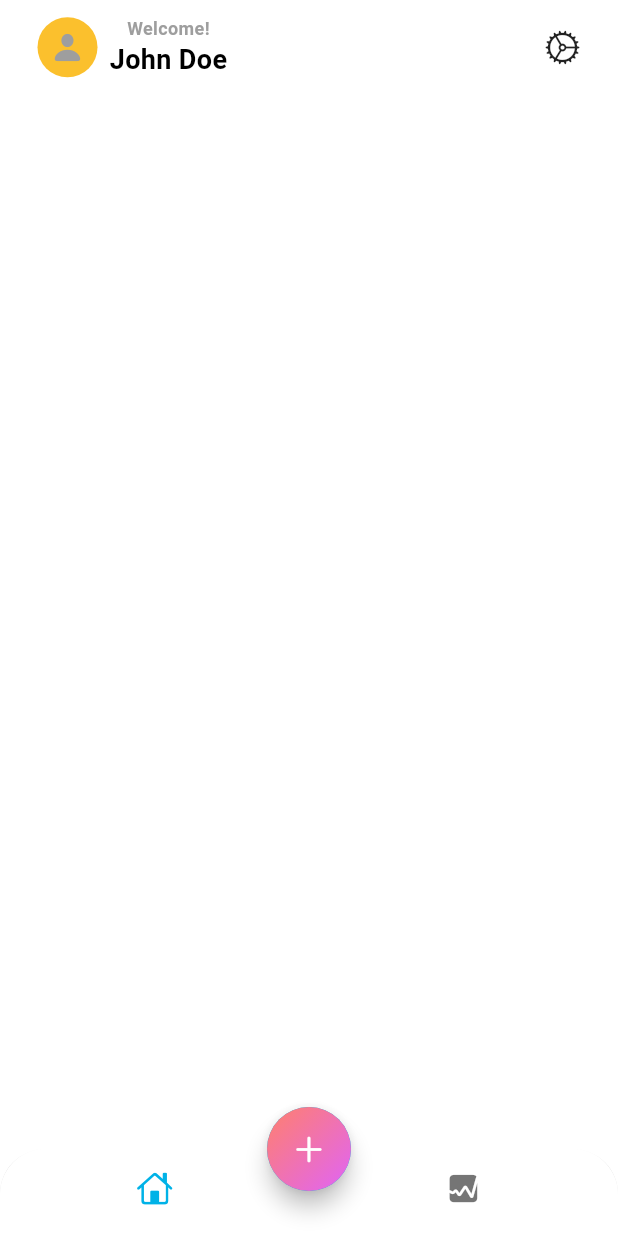
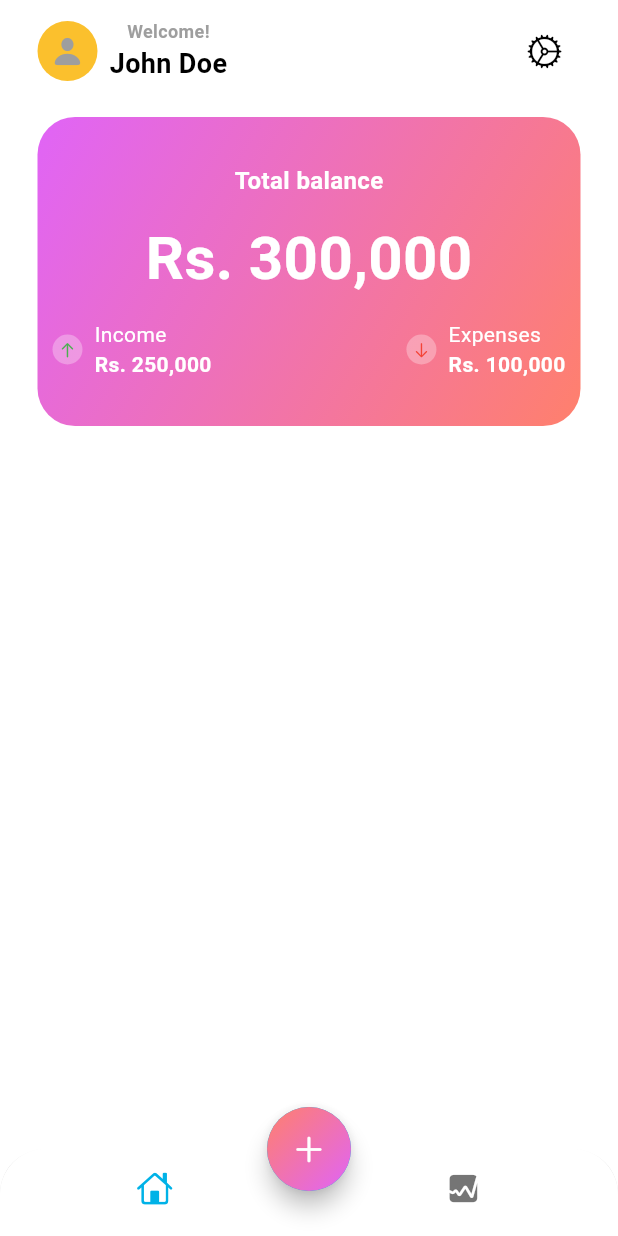
Before and after one commit to VihagaYohan/expense_tracker, a Flutter app: the screen it shows after launch, on a phone screen of 412 x 824 dp. Run offline on Flutter 3.47's test engine with Material 3 defaults, Android fonts, the phone set to English and light mode, and no system bars.

```diff
--- a/lib/screens/home/view/main_screen.dart
+++ b/lib/screens/home/view/main_screen.dart
@@ -51,7 +51,110 @@ class MainScreen extends StatelessWidget {
                   ),
                 ],
               ),
-              const Icon(CupertinoIcons.settings)
+              IconButton(
+                  onPressed: () {}, icon: const Icon(CupertinoIcons.settings))
+            ],
+          ),
+        ),
+        const SizedBox(
+          height: 20,
+        ),
+        Container(
+          padding: const EdgeInsets.symmetric(horizontal: 10, vertical: 12),
+          width: MediaQuery.of(context).size.width,
+          height: MediaQuery.of(context).size.width / 2,
+          decoration: BoxDecoration(
+              borderRadius: BorderRadius.circular(25),
+              gradient: LinearGradient(colors: [
+                Theme.of(context).colorScheme.secondary,
+                Theme.of(context).colorScheme.tertiary,
+              ], begin: Alignment.topLeft, end: Alignment.bottomRight)),
+          child: Column(
+            mainAxisAlignment: MainAxisAlignment.center,
+            children: [
+              const Text(
+                "Total balance",
+                style: TextStyle(
+                    fontSize: 16,
+                    color: Colors.white,
+                    fontWeight: FontWeight.w600),
+              ),
+              const SizedBox(height: 12),
+              const Text("Rs. 300,000",
+                  style: TextStyle(
+                      fontSize: 40,
+                      color: Colors.white,
+                      fontWeight: FontWeight.bold)),
+              const SizedBox(height: 12),
+              Row(
+                mainAxisAlignment: MainAxisAlignment.spaceBetween,
+                children: [
+                  Row(
+                    children: [
+                      Container(
+                          width: 20,
+                          height: 20,
+                          decoration: const BoxDecoration(
+                              color: Colors.white30, shape: BoxShape.circle),
+                          child: const Center(
+                            child: Icon(
+                              CupertinoIcons.arrow_up,
+                              size: 12,
+                              color: Colors.green,
+                            ),
+                          )),
+                      const SizedBox(width: 8),
+                      const Column(
+                        crossAxisAlignment: CrossAxisAlignment.start,
+                        children: [
+                          Text("Income",
+                              style: TextStyle(
+                                  fontSize: 14,
+                                  color: Colors.white,
+                                  fontWeight: FontWeight.w400)),
+                          Text("Rs. 250,000",
+                              style: TextStyle(
+                                  fontSize: 14,
+                                  color: Colors.white,
+                                  fontWeight: FontWeight.w600))
+                        ],
+                      )
+                    ],
+                  ),
+                  Row(
+                    children: [
+                      Container(
+                          width: 20,
+                          height: 20,
+                          decoration: const BoxDecoration(
+                              color: Colors.white30, shape: BoxShape.circle),
+                          child: const Center(
+                            child: Icon(
+                              CupertinoIcons.arrow_down,
+                              size: 12,
+                              color: Colors.red,
+                            ),
+                          )),
+                      const SizedBox(width: 8),
+                      const Column(
+                        crossAxisAlignment: CrossAxisAlignment.start,
+                        children: [
+                          Text("Expenses",
+                              style: TextStyle(
+                                  fontSize: 14,
+                                  color: Colors.white,
+                                  fontWeight: FontWeight.w400)),
+                          Text("Rs. 100,000",
+                              style: TextStyle(
+                                  fontSize: 14,
+                                  color: Colors.white,
+                                  fontWeight: FontWeight.w600))
+                        ],
+                      )
+                    ],
+                  )
+                ],
+              )
             ],
           ),
         )
```
